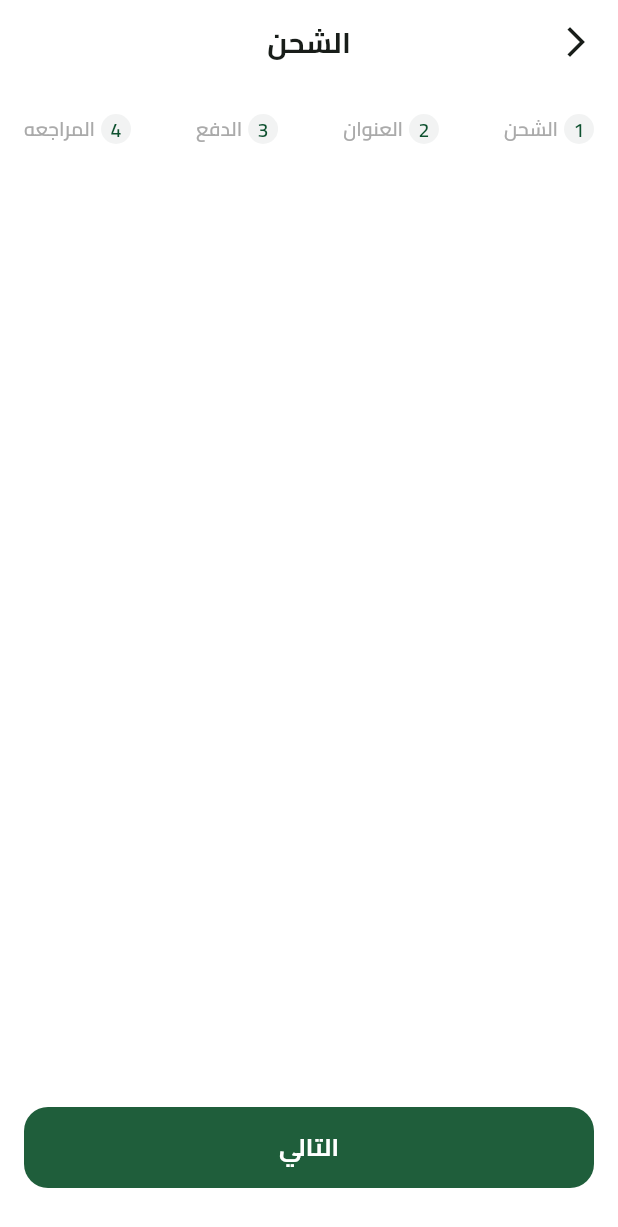
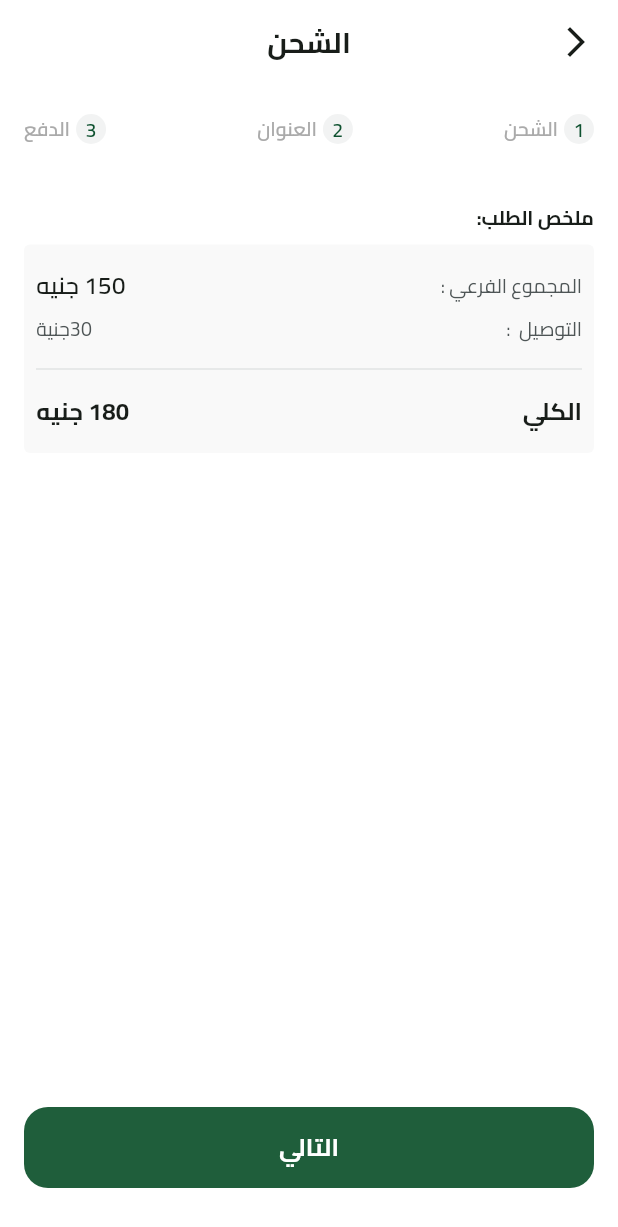
Before and after one commit to ahmed-elmaghwry/fruit_app, a Flutter app: the CheckoutView screen opened by its route, swiped to page 3, on a phone screen of 412 x 824 dp. Shown: the top 1227 px of the screen. Run offline on Flutter 3.47's test engine with Material 3 defaults, Android fonts, the phone set to English and light mode, and no system bars; our stand-ins replace bloc, cloud_firestore, dartz, dots_indicator, equatable, firebase_auth and 10 more; missing offline and left inert: dart:ffi, flutter_facebook_auth, svg_flutter; accounts and stored records are empty.

Commit message:
order_summary_widget.dart

```diff
--- /dev/null
+++ b/lib/core/utils/app_decoration.dart
@@ -0,0 +1,7 @@
+import 'package:flutter/material.dart';
+abstract class AppDecorations {
+  static var greyBoxDecoration = ShapeDecoration(
+    color: const Color(0x7FF2F3F3),
+    shape: RoundedRectangleBorder(borderRadius: BorderRadius.circular(4)),
+  );
+}
--- a/lib/features/checkout/presentation/widgets/checkout_steps.dart
+++ b/lib/features/checkout/presentation/widgets/checkout_steps.dart
@@ -30,6 +30,6 @@ List<String> getSteps() {
     'الشحن',
     'العنوان',
     'الدفع',
-    'المراجعه',
+
   ];
 }
--- a/lib/features/checkout/presentation/widgets/checkout_steps_page_view.dart
+++ b/lib/features/checkout/presentation/widgets/checkout_steps_page_view.dart
@@ -1,4 +1,5 @@
 import 'package:flutter/material.dart';
+import 'package:fruit_hub/features/checkout/presentation/widgets/payment_section.dart';
 import 'package:fruit_hub/features/checkout/presentation/widgets/shipping_section.dart';
 
 import 'address_input_section.dart';
@@ -31,7 +32,6 @@ List<Widget> getPages() {
   return [
     const ShippingSection(),
     const AddressInputSection(),
-    const SizedBox(),
-    const SizedBox(),
+    const PaymentSection(),
   ];
 }
--- a/lib/features/checkout/presentation/widgets/checkout_view_body.dart
+++ b/lib/features/checkout/presentation/widgets/checkout_view_body.dart
@@ -41,11 +41,13 @@ class _CheckoutViewBodyState extends State<CheckoutViewBody> {
           Expanded(
             child: CheckoutStepsPageView(pageController: pageController),
           ),
-          CustomButton(onPressed: () {
-            pageController.nextPage(
-                duration: const Duration(milliseconds: 300),
-                curve: Curves.easeIn);
-          }, text: 'التالي'),
+          CustomButton(
+              onPressed: () {
+                pageController.animateToPage(2,
+                    duration: const Duration(milliseconds: 300),
+                    curve: Curves.easeIn);
+              },
+              text: 'التالي'),
           const SizedBox(
             height: 32,
           ),
--- /dev/null
+++ b/lib/features/checkout/presentation/widgets/order_summary_widget.dart
@@ -0,0 +1,78 @@
+import 'package:flutter/material.dart';
+import '../../../../../core/utils/app_text_styles.dart';
+import 'payment_item.dart';
+class OrderSummryWidget extends StatelessWidget {
+  const OrderSummryWidget({
+    super.key,
+  });
+  @override
+  Widget build(BuildContext context) {
+    return PaymentItem(
+      tile: 'ملخص الطلب',
+      child: Column(
+        children: [
+          Row(
+            children: [
+              Text(
+                'المجموع الفرعي :',
+                style: TextStyles.regular13.copyWith(
+                  color: const Color(0xFF4E5556),
+                ),
+              ),
+              const Spacer(),
+              const Text(
+                '150 جنيه',
+                textAlign: TextAlign.right,
+                style: TextStyles.semiBold16,
+              )
+            ],
+          ),
+          const SizedBox(
+            height: 8,
+          ),
+          Row(
+            children: [
+              Text(
+                'التوصيل  :',
+                style: TextStyles.regular13.copyWith(
+                  color: const Color(0xFF4E5556),
+                ),
+              ),
+              const Spacer(),
+              Text(
+                '30جنية',
+                textAlign: TextAlign.right,
+                style: TextStyles.regular13.copyWith(
+                  color: const Color(0xFF4E5556),
+                ),
+              )
+            ],
+          ),
+          const SizedBox(
+            height: 9,
+          ),
+          const Divider(
+            thickness: .5,
+            color: Color(0xFFCACECE),
+          ),
+          const SizedBox(
+            height: 9,
+          ),
+          const Row(
+            children: [
+              Text(
+                'الكلي',
+                style: TextStyles.bold16,
+              ),
+              Spacer(),
+              Text(
+                '180 جنيه',
+                style: TextStyles.bold16,
+              )
+            ],
+          ),
+        ],
+      ),
+    );
+  }
+}
--- /dev/null
+++ b/lib/features/checkout/presentation/widgets/payment_item.dart
@@ -0,0 +1,30 @@
+import 'package:flutter/material.dart';
+
+import '../../../../core/utils/app_decoration.dart';
+import '../../../../core/utils/app_text_styles.dart';
+
+class PaymentItem extends StatelessWidget {
+  const PaymentItem({super.key, required this.tile, required this.child});
+  final String tile;
+  final Widget child;
+  @override
+  Widget build(BuildContext context) {
+    return Column(
+      crossAxisAlignment: CrossAxisAlignment.start,
+      children: [
+        Text(
+          '$tile:',
+          style: TextStyles.bold13,
+        ),
+        const SizedBox(
+          height: 8,
+        ),
+        Container(
+          padding: const EdgeInsets.symmetric(vertical: 16, horizontal: 8),
+          decoration: AppDecorations.greyBoxDecoration,
+          child: child,
+        ),
+      ],
+    );
+  }
+}
--- /dev/null
+++ b/lib/features/checkout/presentation/widgets/payment_section.dart
@@ -0,0 +1,17 @@
+import 'package:flutter/material.dart';
+
+import 'order_summary_widget.dart';
+class PaymentSection extends StatelessWidget {
+  const PaymentSection({super.key});
+  @override
+  Widget build(BuildContext context) {
+    return const Column(
+      children: [
+        SizedBox(
+          height: 24,
+        ),
+        OrderSummryWidget()
+      ],
+    );
+  }
+}
```
